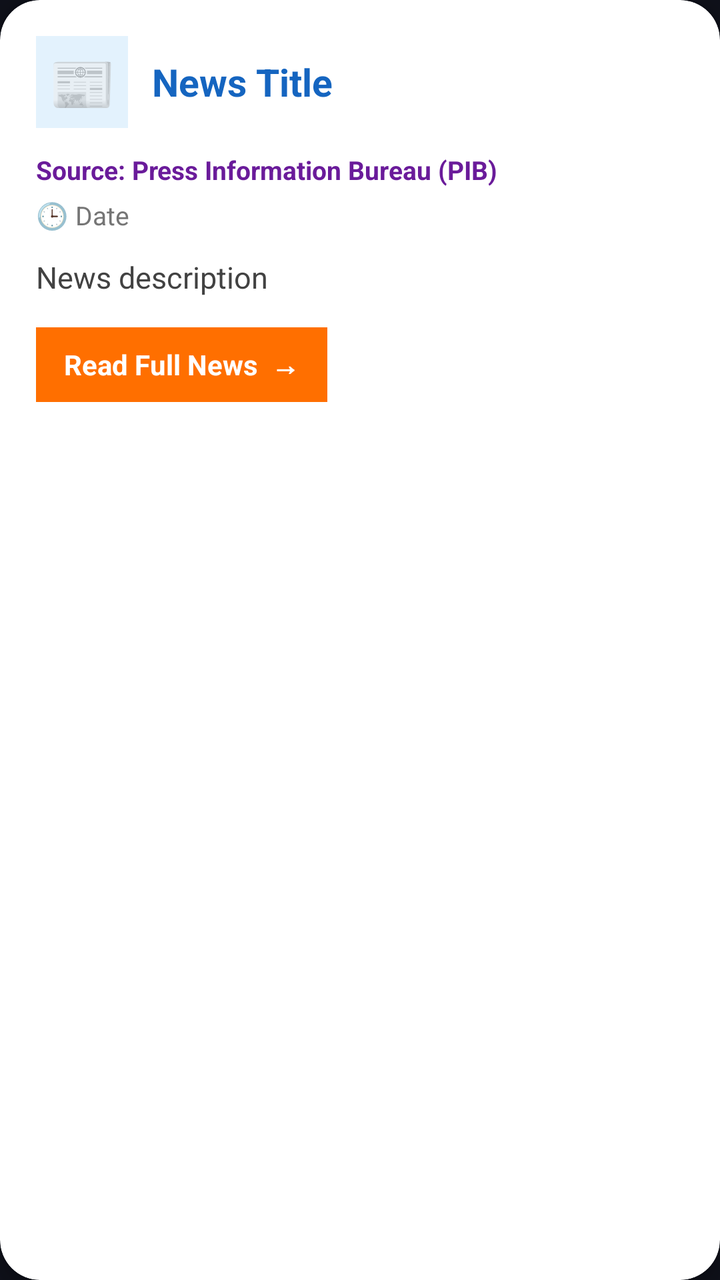
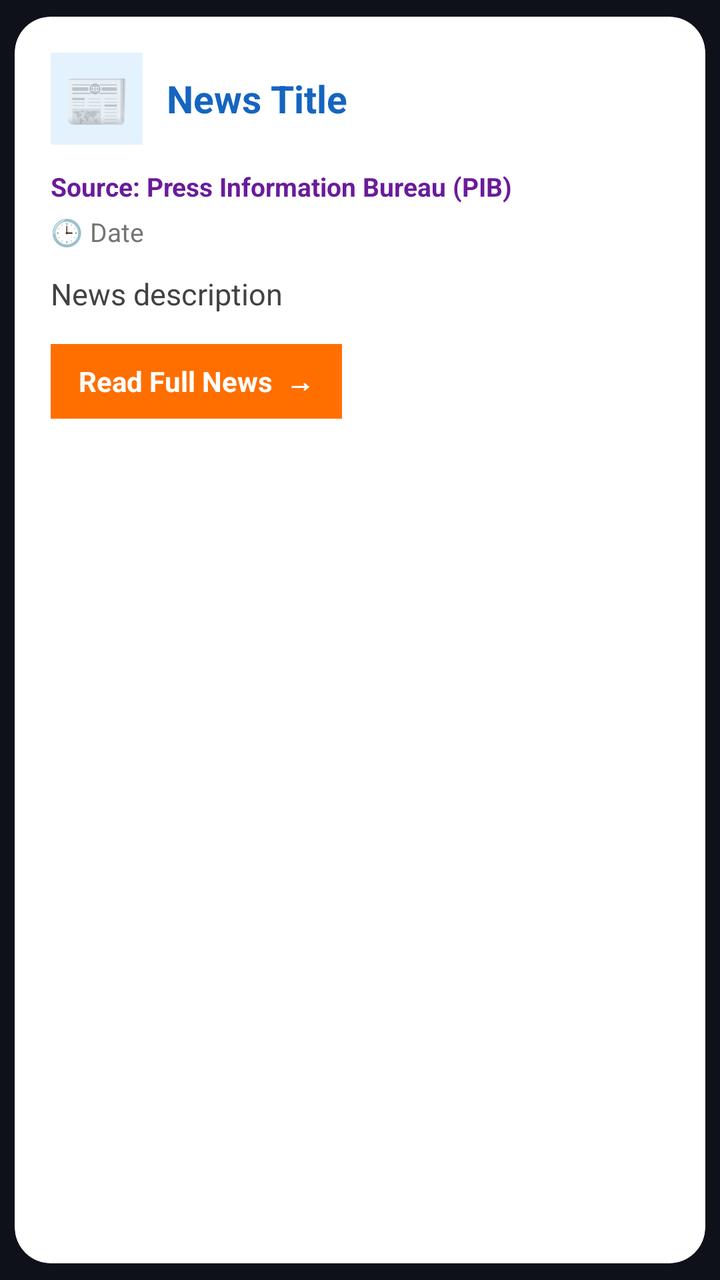

Before-and-after screenshots of an Android layout around one commit, followed by the original layout XML and the change that was made.
<!-- AndroidManifest.xml: application theme Theme.SanskritiSathi -->
<!-- res/layout/item_rss.xml -->
<?xml version="1.0" encoding="utf-8"?>
<androidx.cardview.widget.CardView
    xmlns:android="http://schemas.android.com/apk/res/android"
    xmlns:app="http://schemas.android.com/apk/res-auto"

    android:layout_width="match_parent"
    android:layout_height="wrap_content"
    android:layout_marginStart="8dp"
    android:layout_marginEnd="8dp"
    android:layout_marginTop="7dp"
    android:layout_marginBottom="7dp"

    android:foreground="?attr/selectableItemBackground"
    android:clickable="true"
    android:focusable="true"

    app:cardCornerRadius="20dp"
    app:cardElevation="5dp"
    app:cardBackgroundColor="#FFFFFF">

    <LinearLayout
        android:layout_width="match_parent"
        android:layout_height="wrap_content"
        android:orientation="vertical"
        android:padding="18dp">

        

        <LinearLayout
            android:layout_width="match_parent"
            android:layout_height="wrap_content"
            android:orientation="horizontal"
            android:gravity="center_vertical">

            <TextView
                android:layout_width="46dp"
                android:layout_height="46dp"
                android:gravity="center"
                android:text="📰"
                android:textSize="27sp"
                android:background="#E3F2FD" />

            <TextView
                android:id="@+id/rssTitle"
                android:layout_width="0dp"
                android:layout_height="wrap_content"
                android:layout_weight="1"
                android:layout_marginStart="12dp"
                android:text="News Title"
                android:textSize="19sp"
                android:textStyle="bold"
                android:textColor="#1565C0"
                android:maxLines="3"
                android:ellipsize="end" />

        </LinearLayout>

        

        <TextView
            android:id="@+id/rssSource"
            android:layout_width="match_parent"
            android:layout_height="wrap_content"
            android:layout_marginTop="12dp"
            android:text="Source: Press Information Bureau (PIB)"
            android:textSize="13sp"
            android:textStyle="bold"
            android:textColor="#6A1B9A" />

        

        <TextView
            android:id="@+id/rssDate"
            android:layout_width="match_parent"
            android:layout_height="wrap_content"
            android:layout_marginTop="5dp"
            android:text="🕒 Date"
            android:textSize="13sp"
            android:textColor="#757575" />

        

        <TextView
            android:id="@+id/rssDescription"
            android:layout_width="match_parent"
            android:layout_height="wrap_content"
            android:layout_marginTop="12dp"
            android:text="News description"
            android:textSize="15sp"
            android:textColor="#424242"
            android:lineSpacingExtra="4dp"
            android:maxLines="5"
            android:ellipsize="end" />

        

        <TextView
            android:id="@+id/readNews"
            android:layout_width="wrap_content"
            android:layout_height="wrap_content"
            android:layout_marginTop="15dp"
            android:paddingStart="14dp"
            android:paddingEnd="14dp"
            android:paddingTop="9dp"
            android:paddingBottom="9dp"
            android:text="Read Full News  →"
            android:textSize="14sp"
            android:textStyle="bold"
            android:textColor="#FFFFFF"
            android:background="#FF6F00"
            android:clickable="true"
            android:focusable="true" />

    </LinearLayout>

</androidx.cardview.widget.CardView>
<!-- resources referenced by this layout -->
<resources>
  <style name="Theme.SanskritiSathi" parent="Theme.MaterialComponents.DayNight.NoActionBar">
  
          <item name="android:fontFamily">sans-serif</item>
  
          
          <item name="android:statusBarColor">#0F111A</item>
          <item name="android:windowLightStatusBar">false</item>
  
          <item name="android:navigationBarColor">#1A1D2B</item>
          <item name="android:windowLightNavigationBar">false</item>
  
          <item name="android:windowActionModeOverlay">true</item>
          <item name="android:windowNoTitle">true</item>
  
          <item name="android:windowBackground">#0F111A</item>
  
          <item name="android:textColorPrimary">#FFFFFF</item>
          <item name="android:textColorSecondary">#A0A5B5</item>
  
      </style>
</resources>

<!-- the commit's change to res/layout/item_rss.xml (unified diff, before → after) -->
@@ -14,9 +14,13 @@
     android:clickable="true"
     android:focusable="true"
 
-    app:cardCornerRadius="20dp"
-    app:cardElevation="5dp"
-    app:cardBackgroundColor="#FFFFFF">
+    app:cardCornerRadius="18dp"
+    app:cardElevation="2dp"
+    app:cardBackgroundColor="#FFFFFF"
+    android:background="#FFFFFF"
+
+    app:cardUseCompatPadding="true"
+>
 
     <LinearLayout
         android:layout_width="match_parent"
